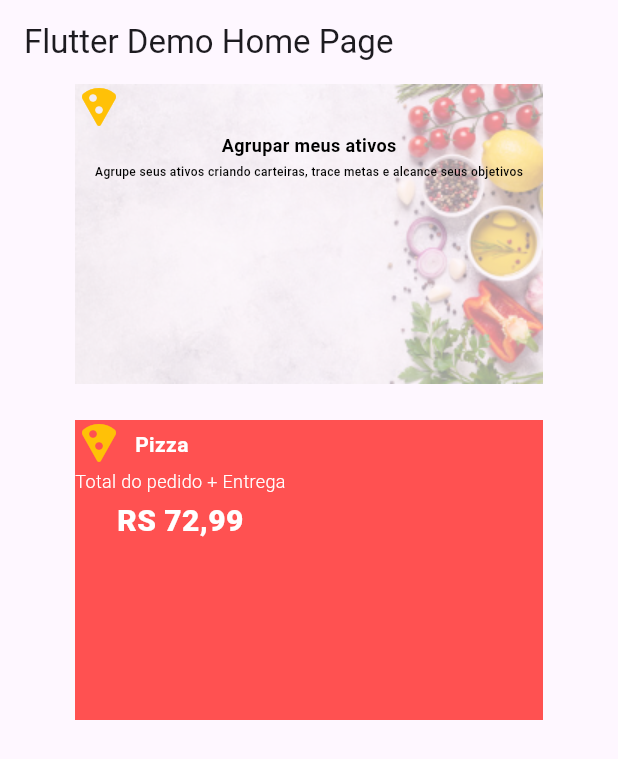
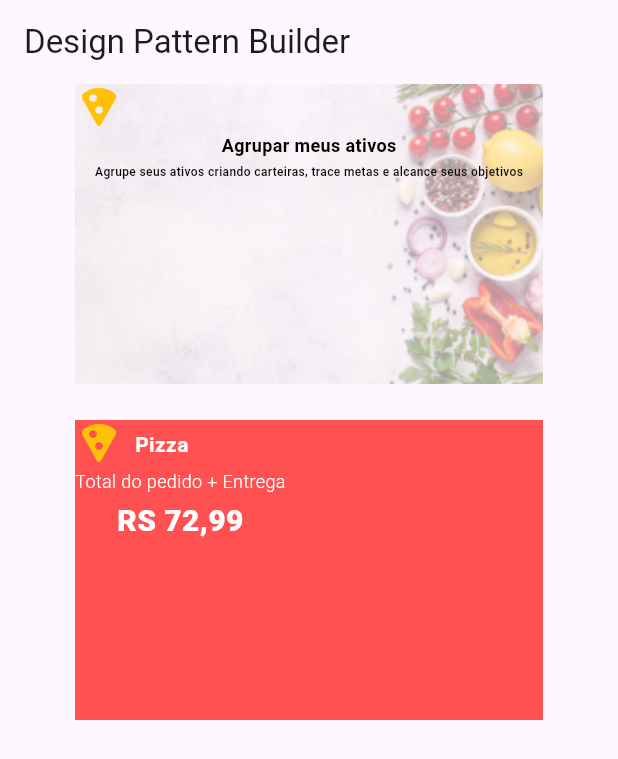
Before and after one commit to CynaraCosta/Design-Patterns-Flutter, a Flutter app: the screen it shows after launch, on a phone screen of 412 x 824 dp. Shown: the top 759 px of the screen. Run offline on Flutter 3.47's test engine with Material 3 defaults, Android fonts, the phone set to English and light mode, and no system bars; our stand-ins replace equatable.

Commit message:
add the builder correct

```diff
--- a/desing_patterns_flutter/lib/main.dart
+++ b/desing_patterns_flutter/lib/main.dart
@@ -1,7 +1,4 @@
-import 'package:desing_patterns_flutter/patterns/builder/card_builder.dart';
 import 'package:desing_patterns_flutter/patterns/builder/card_director.dart';
-import 'package:desing_patterns_flutter/patterns/builder/card_new_order_builder.dart';
-import 'package:desing_patterns_flutter/patterns/builder/card_order_builder.dart';
 import 'package:desing_patterns_flutter/patterns/builder/json/new_order_card.dart';
 import 'package:desing_patterns_flutter/patterns/builder/json/order_card.dart';
 import 'package:desing_patterns_flutter/patterns/builder/models/card_response_model.dart';
@@ -31,27 +28,25 @@
 
   @override
   Widget build(BuildContext context) {
-    final CardBuilder newOrderBuilder = CardNewOrderBuilder();
-    final CardDirector newOrderDirector = CardDirector(newOrderBuilder);
-
-    final CardBuilder orderBuilder = CardOrderBuilder();
-    final CardDirector orderDirector = CardDirector(orderBuilder);
 
     final json1 = CardResponseModel.fromJson(newOrderJson);
     final json2 = CardResponseModel.fromJson(orderCard);
 
+    final CardDirector cardDirector = CardDirector();
+
     return Scaffold(
       appBar: AppBar(
-        title: const Text('Flutter Demo Home Page'),
+        title: const Text('Design Pattern Builder'),
       ),
       body: Center(
-          child: Column(
-        children: [
-          newOrderDirector.build(json1),
-          const SizedBox(height: 24),
-          orderDirector.build(json2),
-        ],
-      )),
+        child: Column(
+          children: [
+            cardDirector.getCardBuilder(json1.id).build(json1),
+            const SizedBox(height: 24),
+            cardDirector.getCardBuilder(json2.id).build(json2),
+          ],
+        ),
+      ),
     );
   }
 }
--- a/desing_patterns_flutter/lib/patterns/builder/card_builder.dart
+++ b/desing_patterns_flutter/lib/patterns/builder/card_builder.dart
@@ -1,10 +1,13 @@
 import 'package:desing_patterns_flutter/patterns/builder/models/card_content_response_model.dart';
 import 'package:desing_patterns_flutter/patterns/builder/models/card_footer_response_model.dart';
 import 'package:desing_patterns_flutter/patterns/builder/models/card_header_response_model.dart';
+import 'package:desing_patterns_flutter/patterns/builder/models/card_response_model.dart';
 import 'package:flutter/material.dart';
 
 abstract class CardBuilder {
+  abstract String id;
   Widget setHeader(CardHeaderResponseModel headerModel);
   Widget setOrderContent(CardContentResponseModel contentModel);
   Widget setFooter(CardFooterResponseModel footerModel);
+  Widget build(CardResponseModel json);
 }
--- a/desing_patterns_flutter/lib/patterns/builder/card_director.dart
+++ b/desing_patterns_flutter/lib/patterns/builder/card_director.dart
@@ -1,39 +1,15 @@
 import 'package:desing_patterns_flutter/patterns/builder/card_builder.dart';
-import 'package:desing_patterns_flutter/patterns/builder/models/card_response_model.dart';
-import 'package:flutter/material.dart';
+import 'package:desing_patterns_flutter/patterns/builder/card_new_order_builder.dart';
+import 'package:desing_patterns_flutter/patterns/builder/card_order_builder.dart';
 
 class CardDirector {
-  CardBuilder card;
+  CardBuilder getCardBuilder(String type) {
+    if (type == 'new-order') {
+      return CardNewOrderBuilder();
+    } else if (type == 'order') {
+      return CardOrderBuilder();
+    }
 
-  CardDirector(this.card);
-
-  Widget build(CardResponseModel json) {
-    return Container(
-      width: 312,
-      height: 200,
-      decoration: _buildDecoration(json.bgImage),
-      child: Column(
-        children: [
-          if (json.header != null) card.setHeader(json.header!),
-          if (json.content != null) card.setOrderContent(json.content!),
-          if (json.footer != null) card.setFooter(json.footer!),
-        ],
-      ),
-    );
-  }
-
-  Decoration? _buildDecoration(String? bgImage) {
-    if (bgImage != null) {
-      return BoxDecoration(
-        image: DecorationImage(
-          image: AssetImage(bgImage),
-          fit: BoxFit.cover,
-        ),
-      );
-    } else {
-      return const BoxDecoration(
-        color: Color(0xffFF5151), // Defina a cor desejada
-      );
-    }
+    throw Exception('Card type not found');
   }
 }
--- a/desing_patterns_flutter/lib/patterns/builder/json/new_order_card.dart
+++ b/desing_patterns_flutter/lib/patterns/builder/json/new_order_card.dart
@@ -1,8 +1,8 @@
 Map<String, dynamic> newOrderJson = {
+  "id": "new-order",
   "bgImage": "images/bgImage.png",
   "header": {"leadingIcon": "Icon.flag", "title": null, "trailingIcon": null},
   "content": {
-    "id": "newOrderCard",
     "title": "Agrupar meus ativos",
     "description":
         "Agrupe seus ativos criando carteiras, trace metas e alcance seus objetivos",
--- a/desing_patterns_flutter/lib/patterns/builder/json/order_card.dart
+++ b/desing_patterns_flutter/lib/patterns/builder/json/order_card.dart
@@ -1,4 +1,5 @@
 Map<String, dynamic> orderCard = {
+  "id": "order",
   "bgImage": null,
   "header": {
     "leadingIcon": "Icon.flag",
@@ -6,7 +7,6 @@ Map<String, dynamic> orderCard = {
     "trailingIcon": null
   },
   "content": {
-    "id": "orderCard",
     "title": "Total do pedido + Entrega",
     "description": null,
     "value": "RS 72,99",
--- a/desing_patterns_flutter/lib/patterns/builder/models/card_content_response_model.dart
+++ b/desing_patterns_flutter/lib/patterns/builder/models/card_content_response_model.dart
@@ -1,9 +1,7 @@
-import 'package:desing_patterns_flutter/patterns/builder/utils/card_enum.dart';
 import 'package:equatable/equatable.dart';
 
 class CardContentResponseModel extends Equatable {
   const CardContentResponseModel(
-    this.id,
     this.title,
     this.description,
     this.value,
@@ -12,21 +10,12 @@ class CardContentResponseModel extends Equatable {
 
   factory CardContentResponseModel.fromJson(Map<String, dynamic> json) =>
       CardContentResponseModel(
-        getCardTypeFromString(json["id"] as String),
         json["title"] as String?,
         json["description"] as String?,
         json["value"] as String?,
         json["image"] as String?,
       );
 
-  static CardType getCardTypeFromString(String typeString) {
-    return CardType.values.firstWhere(
-      (type) => type.toString().split('.').last == typeString,
-      orElse: () => throw ArgumentError('Unsupported CardType string: $typeString')
-    );
-  }
-
-  final CardType id;
   final String? title;
   final String? description;
   final String? value;
@@ -34,7 +23,6 @@ class CardContentResponseModel extends Equatable {
 
   @override
   List<Object?> get props => [
-        id,
         title,
         description,
         value,
--- a/desing_patterns_flutter/lib/patterns/builder/models/card_response_model.dart
+++ b/desing_patterns_flutter/lib/patterns/builder/models/card_response_model.dart
@@ -5,6 +5,7 @@ import 'package:equatable/equatable.dart';
 
 class CardResponseModel extends Equatable {
   const CardResponseModel(
+    this.id,
     this.bgImage,
     this.header,
     this.content,
@@ -13,12 +14,20 @@ class CardResponseModel extends Equatable {
 
   factory CardResponseModel.fromJson(Map<String, dynamic> json) =>
       CardResponseModel(
+        json["id"] as String,
         json["bgImage"] as String?,
-        json["header"] != null ? CardHeaderResponseModel.fromJson(json["header"]) : null,
-        json["content"] != null ? CardContentResponseModel.fromJson(json["content"]) : null,
-        json["footer"] != null ? CardFooterResponseModel.fromJson(json["footer"]) : null,
+        json["header"] != null
+            ? CardHeaderResponseModel.fromJson(json["header"])
+            : null,
+        json["content"] != null
+            ? CardContentResponseModel.fromJson(json["content"])
+            : null,
+        json["footer"] != null
+            ? CardFooterResponseModel.fromJson(json["footer"])
+            : null,
       );
 
+  final String id;
   final String? bgImage;
   final CardHeaderResponseModel? header;
   final CardContentResponseModel? content;
--- a/desing_patterns_flutter/pubspec.yaml
+++ b/desing_patterns_flutter/pubspec.yaml
@@ -63,6 +63,7 @@ flutter:
   assets:
     - images/delivery.png
     - images/bgImage.png
+    - images/placeholder.jpeg
 
   # An image asset can refer to one or more resolution-specific "variants", see
   # https://flutter.dev/assets-and-images/#resolution-aware
```
Also changed, not shown: desing_patterns_flutter/lib/patterns/builder/card_new_order_builder.dart (+25 -0 lines), desing_patterns_flutter/lib/patterns/builder/card_order_builder.dart (+22 -0 lines), desing_patterns_flutter/images/placeholder.jpeg (added).
